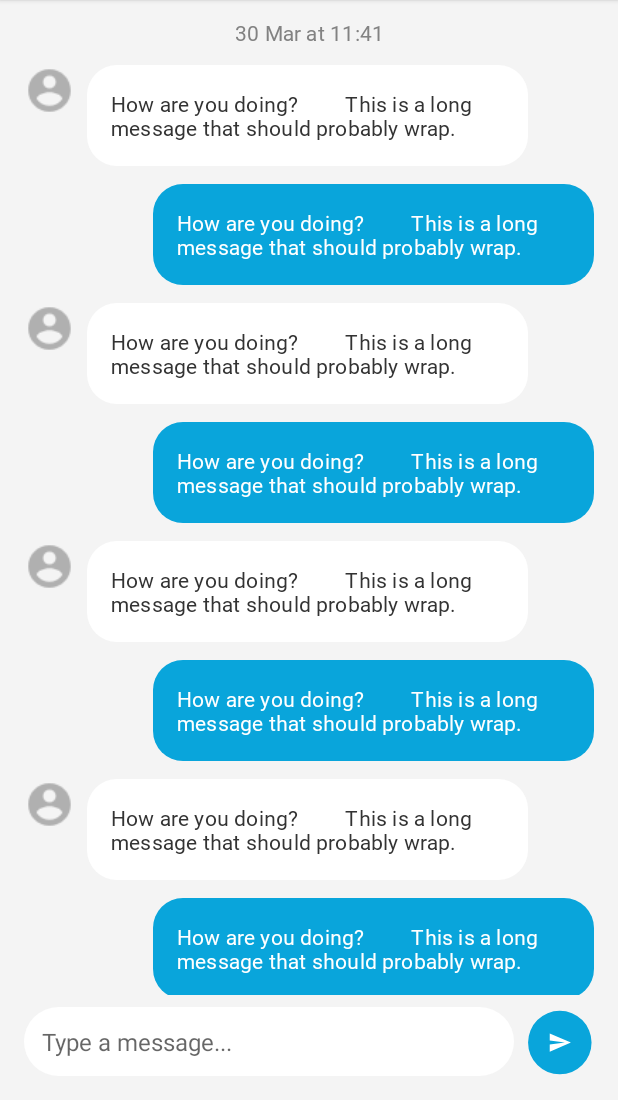
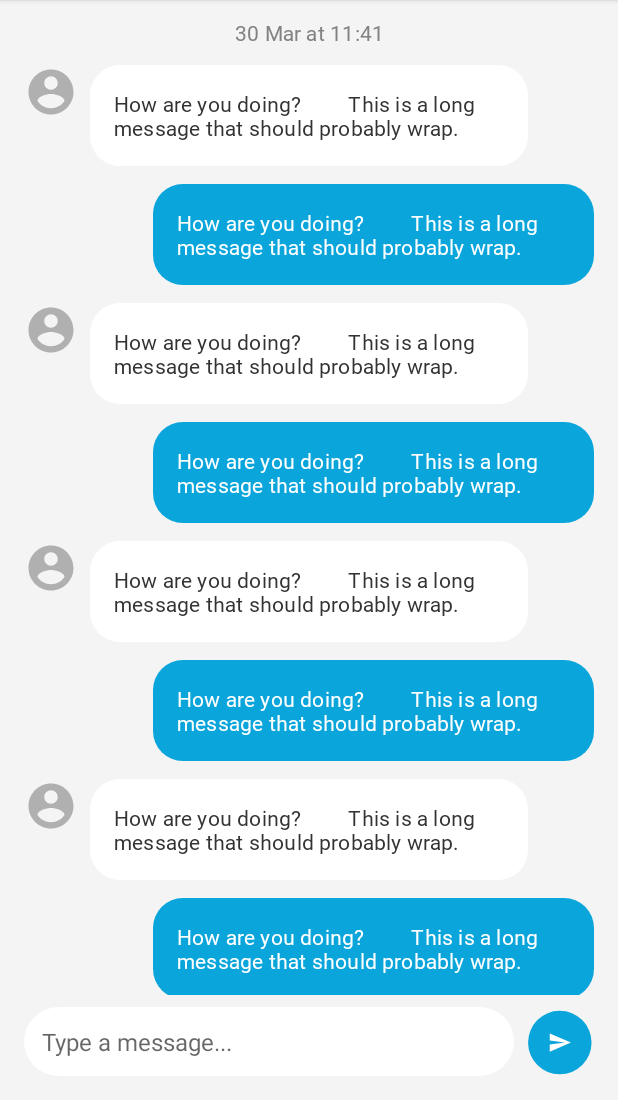
Before and after one commit to seyipaye/HealthApp, an Android app: the screen it shows after launch (FullscreenActivity), on a phone screen of 412 x 824 dp, the part 136-1236 px from its top. Run offline under Robolectric (Android 15) with nearby library versions, the phone set to English and light mode, and no system bars; our stand-ins replace Room's generated code; pictures from the network do not load.

Commit message:
Completed chat window

```diff
--- a/app/src/main/java/com/breezytechdevelopers/healthapp/ui/fullscreen/PingChatFragment.java
+++ b/app/src/main/java/com/breezytechdevelopers/healthapp/ui/fullscreen/PingChatFragment.java
@@ -29,7 +29,6 @@ public class PingChatFragment extends Fragment {
     private FragmentPingChatBinding binding;
     PingChatListViewAdapter pingChatListViewAdapter;
 
-
     public static PingChatFragment newInstance() {
         return new PingChatFragment();
     }
@@ -43,7 +42,6 @@ public class PingChatFragment extends Fragment {
         binding.pingChatListView.setAdapter(pingChatListViewAdapter);
 
         // Start
-        List<FirstAidTip> firstAidTips = new ArrayList<>();
         boolean change = true;
         for (int i = 0; i < 10; i++) {
             if (change) {
--- a/app/src/main/java/com/breezytechdevelopers/healthapp/ui/fullscreen/PingChatListViewAdapter.java
+++ b/app/src/main/java/com/breezytechdevelopers/healthapp/ui/fullscreen/PingChatListViewAdapter.java
@@ -11,6 +11,7 @@ import android.widget.ImageView;
 import android.widget.TextView;
 
 import androidx.lifecycle.MutableLiveData;
+import androidx.lifecycle.Observer;
 
 import com.breezytechdevelopers.healthapp.R;
 import com.breezytechdevelopers.healthapp.database.entities.Message;
@@ -22,13 +23,19 @@ import java.util.List;
 // MessageAdapter.java
 public class PingChatListViewAdapter extends BaseAdapter {
 
-    List<Message> messages = new ArrayList<Message>();
+    List<Message> messages = new ArrayList<>();
+    private MutableLiveData<Bitmap> mutableAvatar;
     Context context;
-    private MutableLiveData<Bitmap> mutableAvatar;
+
 
     public PingChatListViewAdapter(Context context, MutableLiveData<Bitmap> mutableAvatar) {
         this.context = context;
         this.mutableAvatar = mutableAvatar;
+    }
+
+    public void add(Message message) {
+        this.messages.add(message);
+        notifyDataSetChanged(); // to render the list we need to notify
     }
 
     // This is the backbone of the class, it handles the creation of single ListView row (chat bubble)
@@ -45,16 +52,13 @@ public class PingChatListViewAdapter extends BaseAdapter {
             holder.messageBody.setText(message.getText());*/
             convertView.setTag(holder);
 
-            if (mutableAvatar.getValue() != null) {
-                Glide.with(context)
-                        .load(mutableAvatar.getValue())
-                        .into(holder.avatar);
-            } else {
-                Glide.with(context)
-                        .load(R.drawable.ic_account_circle_black_24dp)
-                        .into(holder.avatar);
-            }
-
+            mutableAvatar.observeForever(bitmap -> {
+                if (bitmap != null) {
+                    Glide.with(context)
+                            .load(mutableAvatar.getValue())
+                            .into(holder.avatar);
+                }
+            });
         } else { // this message was sent by someone else so let's create an advanced chat bubble on the left
             convertView = messageInflater.inflate(R.layout.item_chat_recieved, null);
             /*holder.name = (TextView) convertView.findViewById(R.id.name);
@@ -64,13 +68,7 @@ public class PingChatListViewAdapter extends BaseAdapter {
            /* holder.name.setText(message.getMemberData().getName());
             holder.messageBody.setText(message.getText());*/
         }
-
         return convertView;
-    }
-
-    public void add(Message message) {
-        this.messages.add(message);
-        notifyDataSetChanged(); // to render the list we need to notify
     }
 
     @Override
@@ -88,8 +86,6 @@ public class PingChatListViewAdapter extends BaseAdapter {
         return i;
     }
 
-
-
     public class MessageViewHolder {
         ImageView avatar;
         TextView messageBody;
--- a/app/src/main/java/com/breezytechdevelopers/healthapp/ui/fullscreen/PingChatViewModel.java
+++ b/app/src/main/java/com/breezytechdevelopers/healthapp/ui/fullscreen/PingChatViewModel.java
@@ -19,13 +19,10 @@ import com.bumptech.glide.Glide;
 import com.bumptech.glide.request.target.CustomTarget;
 import com.bumptech.glide.request.transition.Transition;
 
-import static androidx.constraintlayout.widget.Constraints.TAG;
-
 public class PingChatViewModel extends AndroidViewModel {
     private final AppRepository appRepository;
     private final LiveData<UserProfile> userProfileLiveData;
-    public MutableLiveData<Bitmap> mutableAvatar;
-    private UserProfile userProfile;
+    private MutableLiveData<Bitmap> mutableAvatar;
 
     public PingChatViewModel(@NonNull Application application) {
         super(application);
@@ -33,7 +30,6 @@ public class PingChatViewModel extends AndroidViewModel {
         userProfileLiveData = appRepository.getUserProfile();
         mutableAvatar = new MutableLiveData<>();
         userProfileLiveData.observeForever(userProfile -> {
-            this.userProfile = userProfile;
             if (userProfile != null) {
                 getAvatarThumbnail(userProfile.getImage());
             }
@@ -56,7 +52,7 @@ public class PingChatViewModel extends AndroidViewModel {
                 });
     }
 
-    public MutableLiveData<Bitmap> getMutableAvatar() {
+    MutableLiveData<Bitmap> getMutableAvatar() {
         return mutableAvatar;
     }
     // TODO: Implement the ViewModel
--- a/app/src/main/res/layout/fragment_ping_chat.xml
+++ b/app/src/main/res/layout/fragment_ping_chat.xml
@@ -70,7 +70,7 @@
             android:divider="@null"
             android:listSelector="@android:color/transparent"
             android:scrollbarSize="0dp"
-            tools:listitem="@layout/item_chat_recieved" />
+            tools:listitem="@layout/item_chat_sent" />
 
     </LinearLayout>
 
--- a/app/src/main/res/layout/item_chat_sent.xml
+++ b/app/src/main/res/layout/item_chat_sent.xml
@@ -12,11 +12,11 @@
 
     <ImageView
         android:id="@+id/avatar"
-        android:scaleType="fitCenter"
-        android:layout_width="34dp"
-        android:layout_height="34dp"
-        android:src="@drawable/ic_account_circle_black_24dp"
-        android:layout_marginEnd="8dp"/>
+        android:layout_width="36dp"
+        android:layout_height="36dp"
+        android:layout_marginEnd="8dp"
+        android:scaleType="fitXY"
+        android:src="@drawable/ic_account_circle_black_24dp" />
 
     <TextView
         android:id="@+id/messageBody"
```
